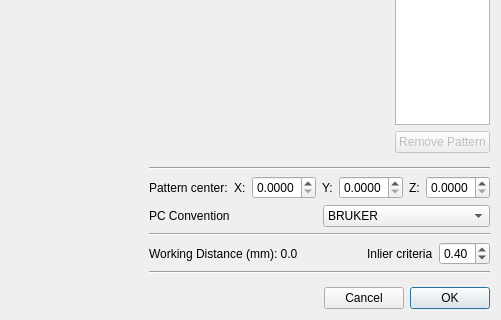
This is ui/pc_selection.ui in EBSP-Indexer/EBSP-Indexer as Qt 5 draws it before an edit; both pictures show x 710 to 1211 and y 433 to 753 of the 1211 by 753 pixel window. The edited form follows.
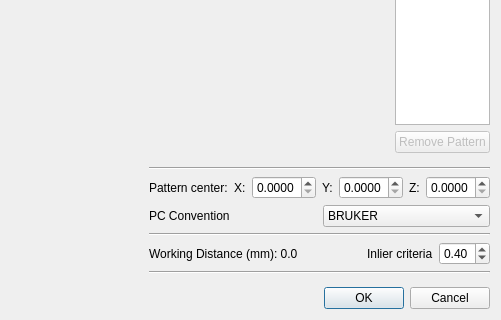
This is the edited form. Custom widgets are drawn as their Qt base class.

Patch:
```diff
--- a/ui/pc_selection.ui
+++ b/ui/pc_selection.ui
@@ -544,6 +544,21 @@
         </spacer>
        </item>
        <item>
+        <layout class="QHBoxLayout" name="horizontalLayout_10">
+         <item>
+          <spacer name="horizontalSpacer_7">
+           <property name="orientation">
+            <enum>Qt::Horizontal</enum>
+           </property>
+           <property name="sizeHint" stdset="0">
+            <size>
+             <width>40</width>
+             <height>20</height>
+            </size>
+           </property>
+          </spacer>
+         </item>
+         <item>
         <widget class="QDialogButtonBox" name="buttonBox">
          <property name="sizePolicy">
           <sizepolicy hsizetype="Fixed" vsizetype="Fixed">
@@ -551,13 +566,12 @@
            <verstretch>0</verstretch>
           </sizepolicy>
          </property>
-         <property name="layoutDirection">
-          <enum>Qt::RightToLeft</enum>
-         </property>
          <property name="standardButtons">
           <set>QDialogButtonBox::Cancel|QDialogButtonBox::Ok</set>
          </property>
         </widget>
+         </item>
+        </layout>
        </item>
       </layout>
      </item>
```
Lines whose indentation alone changed are shown as unchanged.
